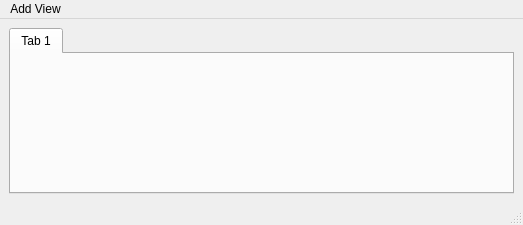
The window that src/viewerapp/mainwindow.ui (KDE/eventviews) describes before a commit, drawn with Qt 5.
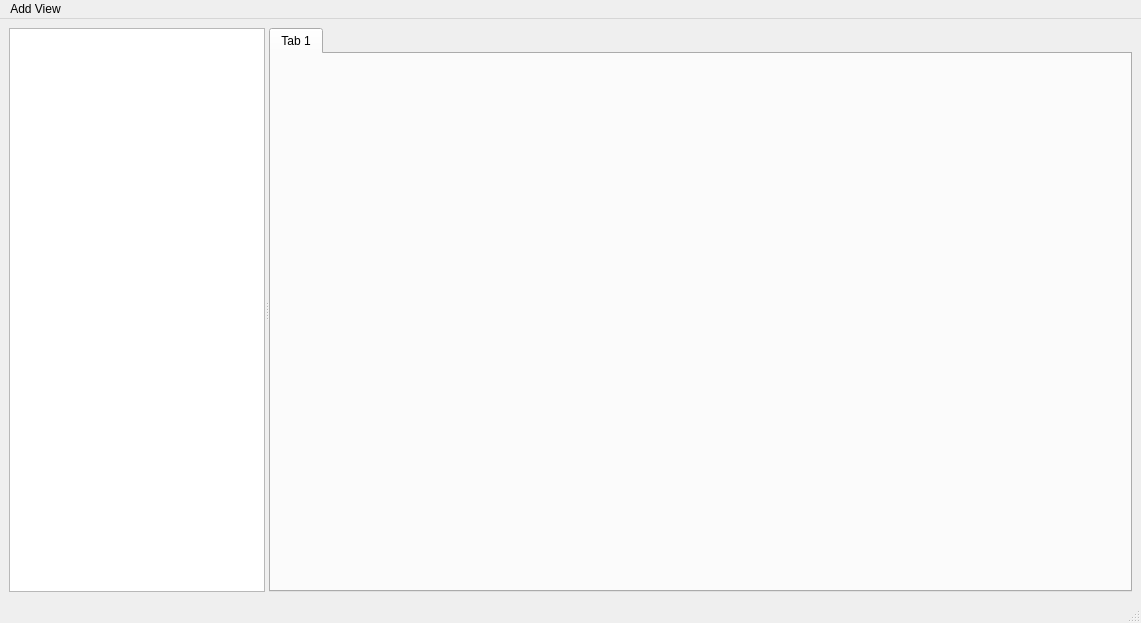
The same window after the commit.

Commit message:
ViewerApp: add calendar tree view with selection
This makes the ViewerApp actually usable for basic testing

```diff
--- a/src/viewerapp/mainwindow.ui
+++ b/src/viewerapp/mainwindow.ui
@@ -6,8 +6,8 @@
    <rect>
     <x>0</x>
     <y>0</y>
-    <width>523</width>
-    <height>225</height>
+    <width>1141</width>
+    <height>623</height>
    </rect>
   </property>
   <property name="windowTitle">
@@ -16,7 +16,37 @@
   <widget class="QWidget" name="centralwidget">
    <layout class="QVBoxLayout" name="verticalLayout">
     <item>
+     <widget class="QSplitter" name="splitter">
+      <property name="minimumSize">
+       <size>
+        <width>0</width>
+        <height>0</height>
+       </size>
+      </property>
+      <property name="orientation">
+       <enum>Qt::Horizontal</enum>
+      </property>
+      <widget class="QTreeView" name="calendarView">
+       <property name="sizePolicy">
+        <sizepolicy hsizetype="Expanding" vsizetype="Expanding">
+         <horstretch>0</horstretch>
+         <verstretch>0</verstretch>
+        </sizepolicy>
+       </property>
+       <property name="editTriggers">
+        <set>QAbstractItemView::NoEditTriggers</set>
+       </property>
+       <property name="headerHidden">
+        <bool>true</bool>
+       </property>
+      </widget>
      <widget class="QTabWidget" name="tabWidget">
+       <property name="sizePolicy">
+        <sizepolicy hsizetype="Expanding" vsizetype="Expanding">
+         <horstretch>1</horstretch>
+         <verstretch>0</verstretch>
+        </sizepolicy>
+       </property>
       <property name="currentIndex">
        <number>0</number>
       </property>
@@ -26,6 +56,7 @@
        </attribute>
       </widget>
      </widget>
+     </widget>
     </item>
    </layout>
   </widget>
@@ -34,8 +65,8 @@
     <rect>
      <x>0</x>
      <y>0</y>
-     <width>523</width>
-     <height>21</height>
+     <width>1141</width>
+     <height>34</height>
     </rect>
    </property>
    <widget class="QMenu" name="addViewMenu">
```
Lines whose indentation alone changed are shown as unchanged. The commit also changes 2 other files.
